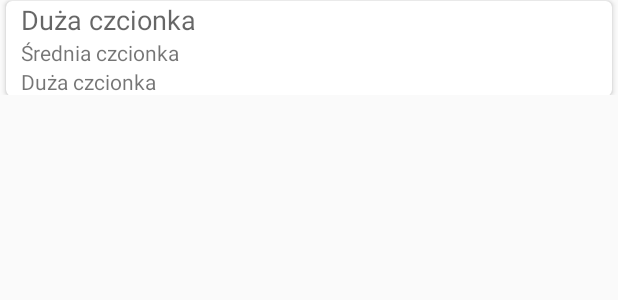
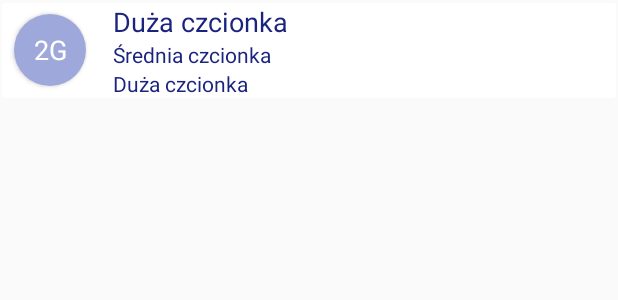
Before and after one commit to filipbiernat/BTSTracker, an Android app: the layout list_view_item.xml on its own in the app's theme, with its tools: preview values and no code run, on a phone screen of 412 x 824 dp. Shown: the top 300 px of the screen. Run offline under Robolectric (Android 15) with nearby library versions, the phone set to English and light mode, and no system bars.

Commit message:
add colorful cicles to list

```diff
--- a/app/src/main/java/pl/edu/agh/student/fbierna/btstracker/airscanner/BtsData.java
+++ b/app/src/main/java/pl/edu/agh/student/fbierna/btstracker/airscanner/BtsData.java
@@ -53,4 +53,8 @@ public class BtsData {
     public String getLocation(){
         return location;
     }
+
+    public Network getNetworkMode(){
+        return btsId.network;
+    }
 }
--- /dev/null
+++ b/app/src/main/res/drawable/circle_dark.xml
@@ -0,0 +1,5 @@
+<shape xmlns:android="http://schemas.android.com/apk/res/android"
+    android:shape="oval">
+    <solid
+        android:color="@color/indigo900"/>
+</shape>
--- /dev/null
+++ b/app/src/main/res/drawable/circle_light.xml
@@ -0,0 +1,5 @@
+<shape xmlns:android="http://schemas.android.com/apk/res/android"
+    android:shape="oval">
+    <solid
+        android:color="@color/indigo200"/>
+</shape>
--- /dev/null
+++ b/app/src/main/res/drawable/circle_medium.xml
@@ -0,0 +1,5 @@
+<shape xmlns:android="http://schemas.android.com/apk/res/android"
+    android:shape="oval">
+    <solid
+        android:color="@color/indigo400"/>
+</shape>
--- a/app/src/main/res/layout/list_view_item.xml
+++ b/app/src/main/res/layout/list_view_item.xml
@@ -1,24 +1,43 @@
 <?xml version="1.0" encoding="utf-8"?>
 <RelativeLayout xmlns:android="http://schemas.android.com/apk/res/android"
+    android:id="@+id/margin"
     android:layout_width="match_parent"
     android:layout_height="wrap_content"
     android:paddingBottom="2dp">
 
-    <android.support.v7.widget.CardView
-        xmlns:card_view="http://schemas.android.com/apk/res-auto"
+    <android.support.v7.widget.CardView xmlns:card_view="http://schemas.android.com/apk/res-auto"
         android:id="@+id/card_view"
         android:layout_width="match_parent"
         android:layout_height="wrap_content"
-        card_view:cardCornerRadius="4dp"
+        android:layout_alignParentStart="true"
+        android:layout_centerVertical="true"
+        android:layout_margin="1dp"
         android:padding="12dp"
-        android:layout_marginLeft="4dp"
-        android:layout_marginRight="4dp"
+        card_view:cardCornerRadius="2dp"
+        card_view:cardElevation="0dp">
+
+            <RelativeLayout
+                android:layout_width="64dp"
+                android:layout_height="match_parent">
+
+                <Button
+                    android:id="@+id/buttonNetwork"
+                    android:layout_width="48dp"
+                    android:layout_height="48dp"
+                    android:layout_centerHorizontal="true"
                     android:layout_centerVertical="true"
-        android:layout_alignParentStart="true">
+                    android:background="@drawable/circle_light"
+                    android:text="2G"
+                    android:textAppearance="?android:attr/textAppearanceMedium"
+                    android:textColor="@color/white" />
+
+            </RelativeLayout>
 
             <RelativeLayout
                 android:layout_width="match_parent"
-            android:layout_height="match_parent">
+                android:layout_height="wrap_content"
+                android:layout_centerVertical="true"
+                android:paddingLeft="64dp">
 
                 <TextView
                     android:id="@+id/textViewName"
@@ -28,17 +47,19 @@
                     android:layout_alignParentTop="true"
                     android:paddingStart="10dp"
                     android:text="Duża czcionka"
-                android:textAppearance="?android:attr/textAppearanceMedium" />
+                    android:textAppearance="?android:attr/textAppearanceMedium"
+                    android:textColor="@color/indigo900" />
 
                 <TextView
                     android:id="@+id/textViewDescription"
                     android:layout_width="wrap_content"
                     android:layout_height="wrap_content"
+                    android:layout_alignParentStart="true"
+                    android:layout_below="@+id/textViewName"
                     android:paddingStart="10dp"
                     android:text="Średnia czcionka"
                     android:textAppearance="?android:attr/textAppearanceSmall"
-                android:layout_below="@+id/textViewName"
-                android:layout_alignParentStart="true" />
+                    android:textColor="@color/indigo900" />
 
                 <TextView
                     android:id="@+id/textViewPrice"
@@ -48,9 +69,9 @@
                     android:layout_below="@+id/textViewDescription"
                     android:paddingStart="10dp"
                     android:text="Duża czcionka"
-                android:textAppearance="?android:attr/textAppearanceSmall" />
+                    android:textAppearance="?android:attr/textAppearanceSmall"
+                    android:textColor="@color/indigo900" />
         </RelativeLayout>
-
     </android.support.v7.widget.CardView>
 
 
--- a/app/src/main/res/values/colors.xml
+++ b/app/src/main/res/values/colors.xml
@@ -3,4 +3,16 @@
     <color name="colorPrimary">#3F51B5</color>
     <color name="colorPrimaryDark">#303F9F</color>
     <color name="colorAccent">#FF4081</color>
+    <color name="white">#ffffff</color>
+
+    <color name="indigo050">#e8eaf6</color>
+    <color name="indigo100">#c5cae9</color>
+    <color name="indigo200">#9fa8da</color>
+    <color name="indigo300">#7986cb</color>
+    <color name="indigo400">#5c6bc0</color>
+    <color name="indigo500">#3f51b5</color>
+    <color name="indigo600">#3949ab</color>
+    <color name="indigo700">#303f9f</color>
+    <color name="indigo800">#283593</color>
+    <color name="indigo900">#1a237e</color>
 </resources>
```
Also changed, not shown: app/src/main/java/pl/edu/agh/student/fbierna/btstracker/airscanner/BtsChangeListener.java (+19 -0 lines), app/src/main/java/pl/edu/agh/student/fbierna/btstracker/airscanner/BtsId.java (+4 -4 lines), app/src/main/java/pl/edu/agh/student/fbierna/btstracker/list/ListAdapter.java (+7 -1 lines), app/src/main/java/pl/edu/agh/student/fbierna/btstracker/list/ViewHolder.java (+19 -0 lines), app/src/main/res/layout/fragment_list.xml (+12 -15 lines). Lines whose indentation alone changed are shown as unchanged.
